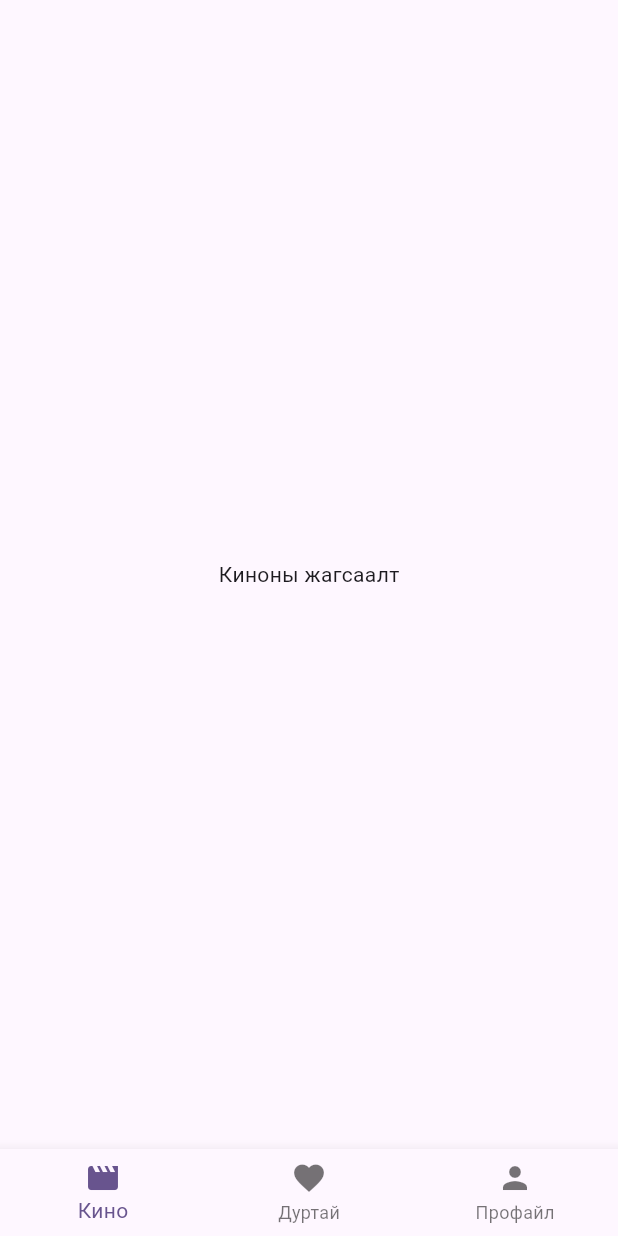
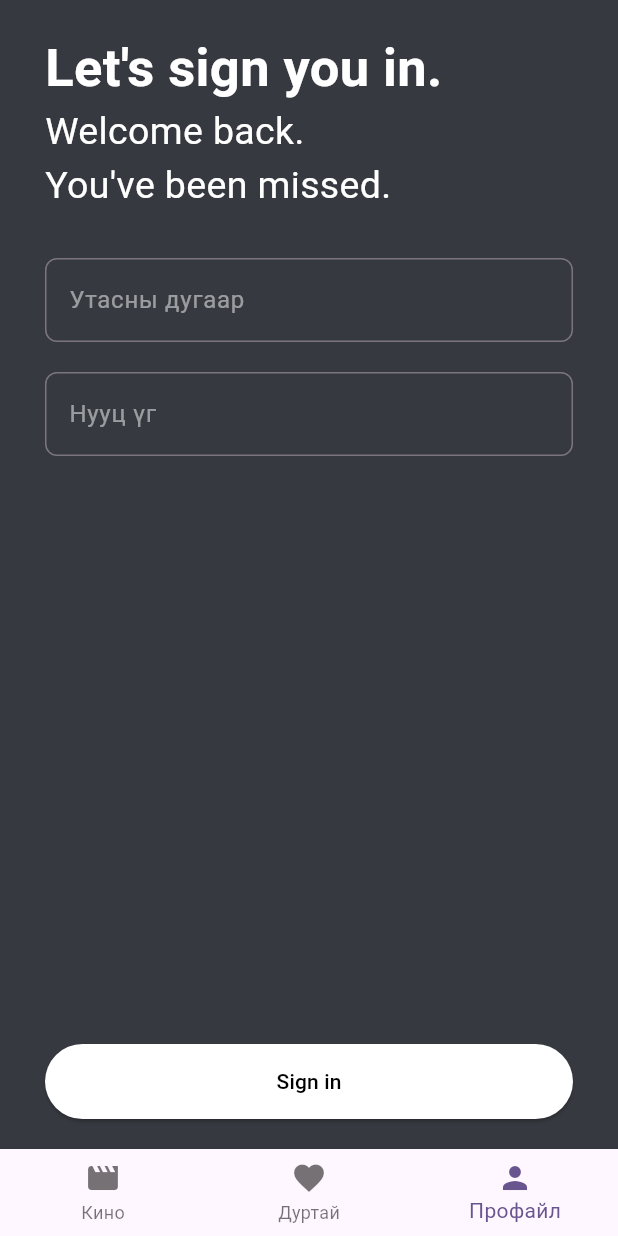
Before and after one commit to sezenteen/MovieApp, a Flutter app: the screen it shows after launch, on a phone screen of 412 x 824 dp. Run offline on Flutter 3.47's test engine with Material 3 defaults, Android fonts, the phone set to English and light mode, and no system bars.

Commit message:
Login heseg 40 r hiceel

```diff
--- a/lib/screens/home.dart
+++ b/lib/screens/home.dart
@@ -12,14 +12,14 @@ class HomePage extends StatefulWidget {
 }
 
 class _HomePageState extends State<HomePage> {
-int _currentIndex = 0;
+  int _currentIndex = 2;
 
 // Page uudiin jagsaalt
   List<Widget> _totalPage = [MoviesPage(), WishlistPage(), ProfilePage()];
 
 // Bottom navigation solih funkts
   void _setCurrentIndex(int val) {
-  setState((){
+    setState(() {
       _currentIndex = val;
     });
   }
@@ -27,7 +27,10 @@ void _setCurrentIndex(int val) {
   @override
   Widget build(BuildContext context) {
     return Scaffold(
-      body: _totalPage[_currentIndex],
+      backgroundColor: Color(0xff36393f),
+      body: SafeArea(
+        child: _totalPage[_currentIndex],
+      ),
       bottomNavigationBar: BottomNavigationBar(
         currentIndex: _currentIndex,
         onTap: _setCurrentIndex,
@@ -40,10 +43,7 @@ void _setCurrentIndex(int val) {
             icon: Icon(Icons.favorite),
             label: "Дуртай",
           ),
-            BottomNavigationBarItem(
-              icon: Icon(Icons.person),
-              label: "Профайл"
-            ),
+          BottomNavigationBarItem(icon: Icon(Icons.person), label: "Профайл"),
         ],
       ),
     );
--- /dev/null
+++ b/lib/screens/login.dart
@@ -0,0 +1,123 @@
+// Form bugluh uciraas stateful widget ashiglana
+
+import 'package:flutter/material.dart';
+
+class LoginPage extends StatefulWidget {
+  const LoginPage({super.key});
+
+  @override
+  State<LoginPage> createState() => _LoginPageState();
+}
+
+class _LoginPageState extends State<LoginPage> {
+  final _formKey = GlobalKey<FormState>();
+  final _phoneCtrl = TextEditingController();
+  final _passCtrl = TextEditingController();
+
+  void _onSubmit() {
+    if (_formKey.currentState!.validate()) {
+      print("Amjilttai");
+    }
+  }
+
+  @override
+  Widget build(BuildContext context) {
+    return Padding(
+      padding: EdgeInsets.symmetric(horizontal: 30, vertical: 20),
+      child: Form(
+        key: _formKey,
+        child: Column(
+          mainAxisAlignment: MainAxisAlignment.spaceBetween,
+          children: [
+            Column(
+              crossAxisAlignment: CrossAxisAlignment.start,
+              children: [
+                Text(
+                  "Let's sign you in.",
+                  style: TextStyle(
+                    color: Colors.white,
+                    fontSize: 35,
+                    fontWeight: FontWeight.bold,
+                  ),
+                ),
+                Text(
+                  "Welcome back.",
+                  style: TextStyle(
+                    color: Colors.white,
+                    fontSize: 25,
+                  ),
+                ),
+                Text(
+                  "You've been missed.",
+                  style: TextStyle(
+                    color: Colors.white,
+                    fontSize: 25,
+                  ),
+                ),
+                SizedBox(
+                  height: 30,
+                ),
+                TextFormField(
+                  controller: _phoneCtrl,
+                  validator: (value) {
+                    if (value == null || value.isEmpty) {
+                      return "Хоосон байж болохгүй";
+                    }
+                    return null;
+                  },
+                  decoration: InputDecoration(
+                    border: OutlineInputBorder(
+                        borderRadius: BorderRadius.circular(8),
+                        borderSide: BorderSide(
+                          color: Colors.white.withOpacity(0.5),
+                          width: 1,
+                        )),
+                    labelStyle: TextStyle(color: Colors.white.withOpacity(0.5)),
+                    label: Text("Утасны дугаар"),
+                  ),
+                  style: TextStyle(
+                    color: Colors.white,
+                  ),
+                ),
+                SizedBox(
+                  height: 20,
+                ),
+                TextFormField(
+                  controller: _passCtrl,
+                  obscureText: true,
+                  validator: (value) {
+                    if (value == null || value.isEmpty) {
+                      return "Хоосон байж болохгүй";
+                    }
+                    return null;
+                  },
+                  decoration: InputDecoration(
+                      border: OutlineInputBorder(
+                          borderRadius: BorderRadius.circular(8)),
+                      labelStyle:
+                          TextStyle(color: Colors.white.withOpacity(0.5)),
+                      label: Text("Нууц үг")),
+                  style: TextStyle(
+                    color: Colors.white,
+                  ),
+                ),
+              ],
+            ),
+            SizedBox(
+              width: double.infinity,
+              height: 50,
+              child: ElevatedButton(
+                style: ButtonStyle(
+                  backgroundColor: MaterialStateProperty.all(Colors.white),
+                  foregroundColor: MaterialStateProperty.all(Colors.black),
+                ),
+                onPressed: _onSubmit,
+                child: Text("Sign in"),
+              ),
+            ),
+          ],
+        ),
+      ),
+    );
+  }
+}
--- a/lib/screens/profile.dart
+++ b/lib/screens/profile.dart
@@ -1,12 +1,18 @@
 import 'package:flutter/material.dart';
-// Login page
+import 'package:movie_app/screens/login.dart';
 
-class ProfilePage extends StatelessWidget {
+class ProfilePage extends StatefulWidget {
   const ProfilePage({super.key});
 
+  @override
+  State<ProfilePage> createState() => _ProfilePageState();
+}
+
+class _ProfilePageState extends State<ProfilePage> {
+  bool _isLogged = false;
+
+  @override
   Widget build(BuildContext context) {
-    return Center(
-      child: Text("Login Page"),
-    );
+    return LoginPage();
   }
 }
```
Lines whose indentation alone changed are shown as unchanged.
